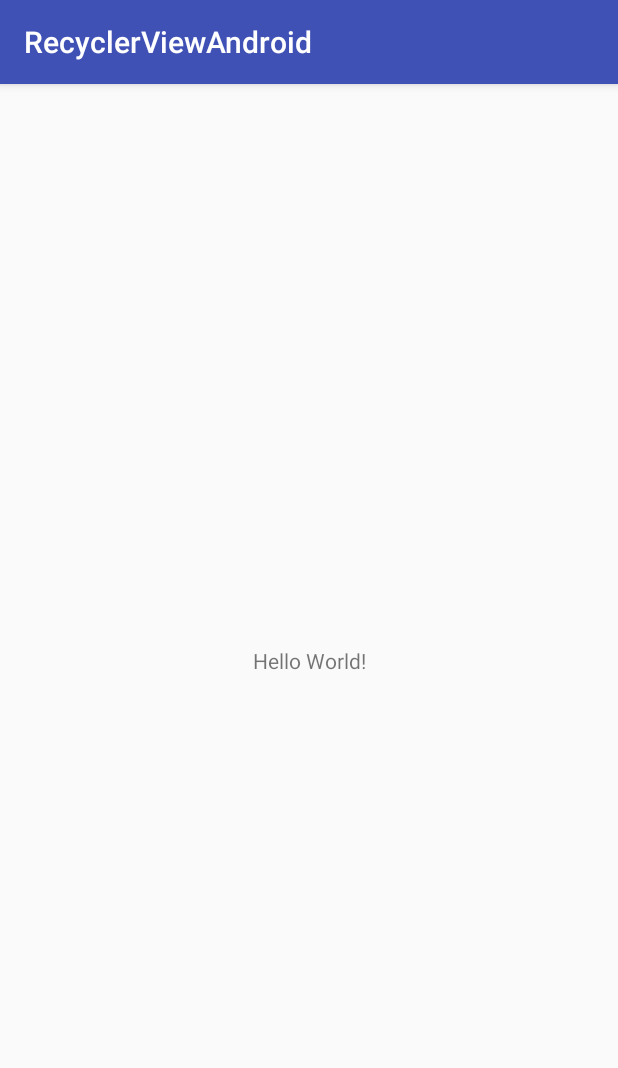
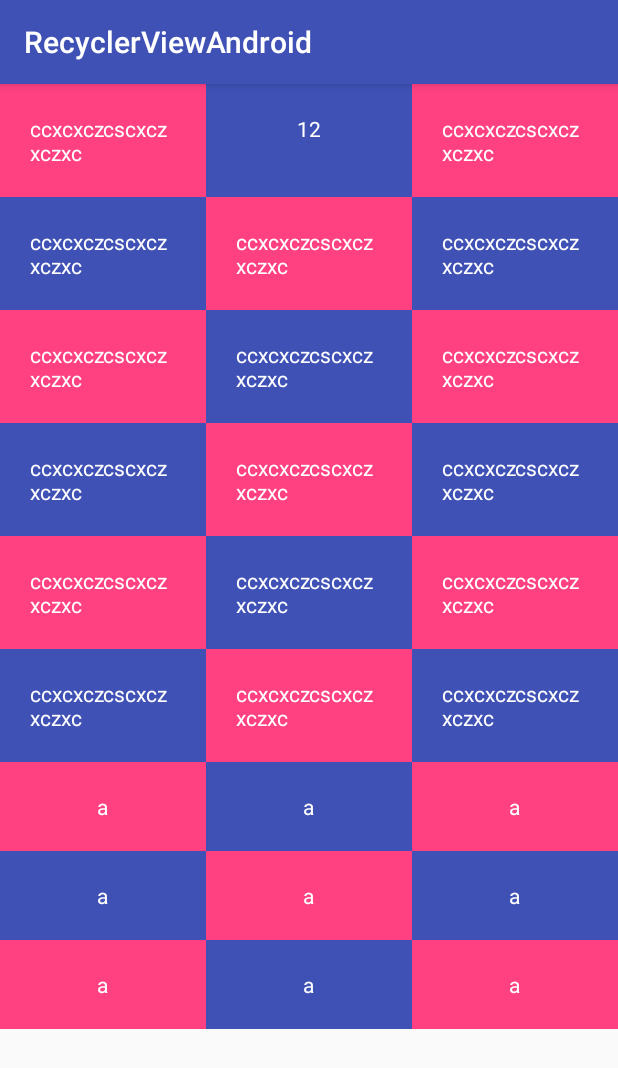
Before and after one commit to CalibrozAndroid/RecyclerViewAndroid, an Android app: the screen it shows after launch (MainActivity), on a phone screen of 412 x 824 dp. Shown: the top 1068 px of the screen. Run offline under Robolectric (Android 15) with nearby library versions, the phone set to English and light mode, and no system bars.

Commit message:
final code

```diff
--- a/RecyclerViewAndroid/app/build.gradle
+++ b/RecyclerViewAndroid/app/build.gradle
@@ -27,4 +27,5 @@ dependencies {
     compile 'com.android.support:appcompat-v7:26.+'
     compile 'com.android.support.constraint:constraint-layout:1.0.2'
     testCompile 'junit:junit:4.12'
+    compile 'com.android.support:recyclerview-v7:26.+'
 }
--- /dev/null
+++ b/RecyclerViewAndroid/app/src/main/java/app/muhammed/com/recyclerviewandroid/InfoAdapter.java
@@ -0,0 +1,64 @@
+package app.muhammed.com.recyclerviewandroid;
+
+import android.content.Context;
+import android.support.v4.content.ContextCompat;
+import android.support.v7.widget.RecyclerView;
+import android.view.LayoutInflater;
+import android.view.View;
+import android.view.ViewGroup;
+import android.widget.TextView;
+
+import java.util.ArrayList;
+
+/**
+ * Created by Muhammed on 15/10/17.
+ */
+
+public class InfoAdapter extends RecyclerView.Adapter<InfoAdapter.InfoViewHolder> {
+
+    private ArrayList<String> infos;
+    private Context context;
+
+    public InfoAdapter(Context context, ArrayList<String> infos) {
+        this.context = context;
+        this.infos = infos;
+    }
+
+    @Override
+    public InfoViewHolder onCreateViewHolder(ViewGroup parent, int viewType) {
+
+        LayoutInflater inflater = (LayoutInflater) context.getSystemService(Context.LAYOUT_INFLATER_SERVICE);
+
+
+        View view = inflater.inflate(R.layout.row, parent, false);
+
+
+        return new InfoViewHolder(view);
+    }
+
+    @Override
+    public void onBindViewHolder(InfoViewHolder holder, int position) {
+
+        holder.nameTextView.setText(infos.get(position));
+        holder.itemView.setBackgroundColor(position % 2 == 0 ? ContextCompat.getColor(context, R.color.colorAccent) : ContextCompat.getColor(context, R.color.colorPrimary));
+
+    }
+
+    @Override
+    public int getItemCount() {
+        return infos.size();
+    }
+
+
+    public static class InfoViewHolder extends RecyclerView.ViewHolder {
+
+        TextView nameTextView;
+
+        public InfoViewHolder(View itemView) {
+            super(itemView);
+
+            nameTextView = itemView.findViewById(R.id.textView);
+        }
+    }
+
+}
--- a/RecyclerViewAndroid/app/src/main/java/app/muhammed/com/recyclerviewandroid/MainActivity.java
+++ b/RecyclerViewAndroid/app/src/main/java/app/muhammed/com/recyclerviewandroid/MainActivity.java
@@ -2,12 +2,74 @@ package app.muhammed.com.recyclerviewandroid;
 
 import android.support.v7.app.AppCompatActivity;
 import android.os.Bundle;
+import android.support.v7.widget.GridLayoutManager;
+import android.support.v7.widget.LinearLayoutManager;
+import android.support.v7.widget.RecyclerView;
+import android.support.v7.widget.StaggeredGridLayoutManager;
+
+import java.util.ArrayList;
 
 public class MainActivity extends AppCompatActivity {
+
+
+    private RecyclerView mContactRecyclerView;
 
     @Override
     protected void onCreate(Bundle savedInstanceState) {
         super.onCreate(savedInstanceState);
         setContentView(R.layout.activity_main);
+
+        initUI();
+    }
+
+    private void initUI() {
+        mContactRecyclerView = (RecyclerView) findViewById(R.id.contact_recycler_view);
+
+
+        InfoAdapter infoAdapter = new InfoAdapter(this, getInfo());
+
+
+        mContactRecyclerView.setLayoutManager(new GridLayoutManager(this, 3));
+
+
+        mContactRecyclerView.setAdapter(infoAdapter);
+
+
+    }
+
+
+    public ArrayList<String> getInfo() {
+        ArrayList<String> infos = new ArrayList<>();
+
+
+        infos.add("ccxcxczcscxczxczxc");
+        infos.add("12");
+        infos.add("ccxcxczcscxczxczxc");
+        infos.add("ccxcxczcscxczxczxc");
+        infos.add("ccxcxczcscxczxczxc");
+        infos.add("ccxcxczcscxczxczxc");
+        infos.add("ccxcxczcscxczxczxc");
+        infos.add("ccxcxczcscxczxczxc");
+        infos.add("ccxcxczcscxczxczxc");
+        infos.add("ccxcxczcscxczxczxc");
+        infos.add("ccxcxczcscxczxczxc");
+        infos.add("ccxcxczcscxczxczxc");
+        infos.add("ccxcxczcscxczxczxc");
+        infos.add("ccxcxczcscxczxczxc");
+        infos.add("ccxcxczcscxczxczxc");
+        infos.add("ccxcxczcscxczxczxc");
+        infos.add("ccxcxczcscxczxczxc");
+        infos.add("ccxcxczcscxczxczxc");
+        infos.add("a");
+        infos.add("a");
+        infos.add("a");
+        infos.add("a");
+        infos.add("a");
+        infos.add("a");
+        infos.add("a");
+        infos.add("a");
+        infos.add("a");
+
+        return infos;
     }
 }
--- a/RecyclerViewAndroid/app/src/main/res/layout/activity_main.xml
+++ b/RecyclerViewAndroid/app/src/main/res/layout/activity_main.xml
@@ -1,18 +1,13 @@
 <?xml version="1.0" encoding="utf-8"?>
-<android.support.constraint.ConstraintLayout xmlns:android="http://schemas.android.com/apk/res/android"
+<RelativeLayout xmlns:android="http://schemas.android.com/apk/res/android"
     xmlns:app="http://schemas.android.com/apk/res-auto"
     xmlns:tools="http://schemas.android.com/tools"
     android:layout_width="match_parent"
     android:layout_height="match_parent"
     tools:context="app.muhammed.com.recyclerviewandroid.MainActivity">
 
-    <TextView
-        android:layout_width="wrap_content"
-        android:layout_height="wrap_content"
-        android:text="Hello World!"
-        app:layout_constraintBottom_toBottomOf="parent"
-        app:layout_constraintLeft_toLeftOf="parent"
-        app:layout_constraintRight_toRightOf="parent"
-        app:layout_constraintTop_toTopOf="parent" />
-
-</android.support.constraint.ConstraintLayout>
+    <android.support.v7.widget.RecyclerView
+        android:id="@+id/contact_recycler_view"
+        android:layout_width="match_parent"
+        android:layout_height="match_parent" />
+</RelativeLayout>
--- /dev/null
+++ b/RecyclerViewAndroid/app/src/main/res/layout/row.xml
@@ -0,0 +1,16 @@
+<?xml version="1.0" encoding="utf-8"?>
+<RelativeLayout xmlns:android="http://schemas.android.com/apk/res/android"
+    android:layout_width="match_parent"
+    android:layout_height="wrap_content"
+    android:padding="20dp">
+
+    <TextView
+        android:id="@+id/textView"
+        android:layout_width="wrap_content"
+
+        android:layout_height="wrap_content"
+        android:layout_alignParentTop="true"
+        android:layout_centerInParent="true"
+        android:text="TextView"
+        android:textColor="#ffffff" />
+</RelativeLayout>
```
